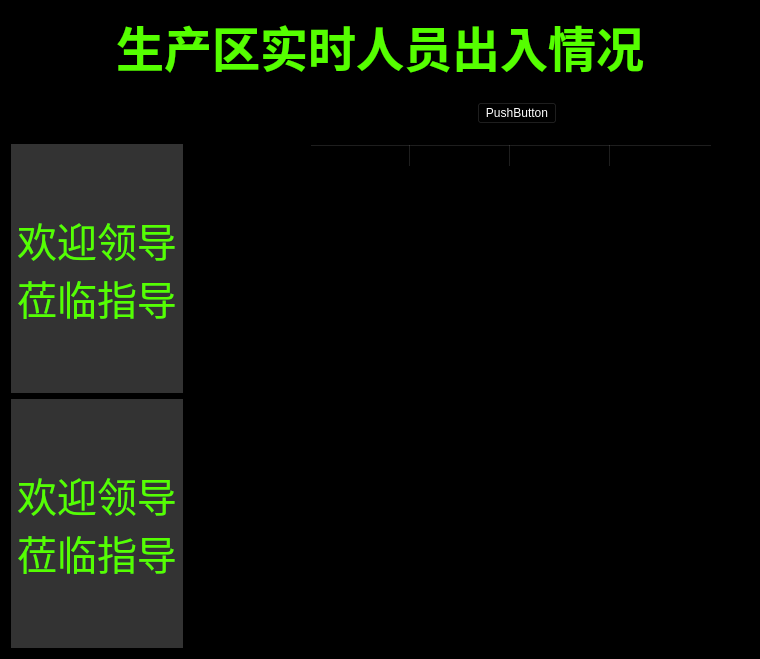
The window that facerecognitionstatistics.ui (YongGuangLi/FaceRecognitionStatistics) describes before a commit, drawn with Qt 5.
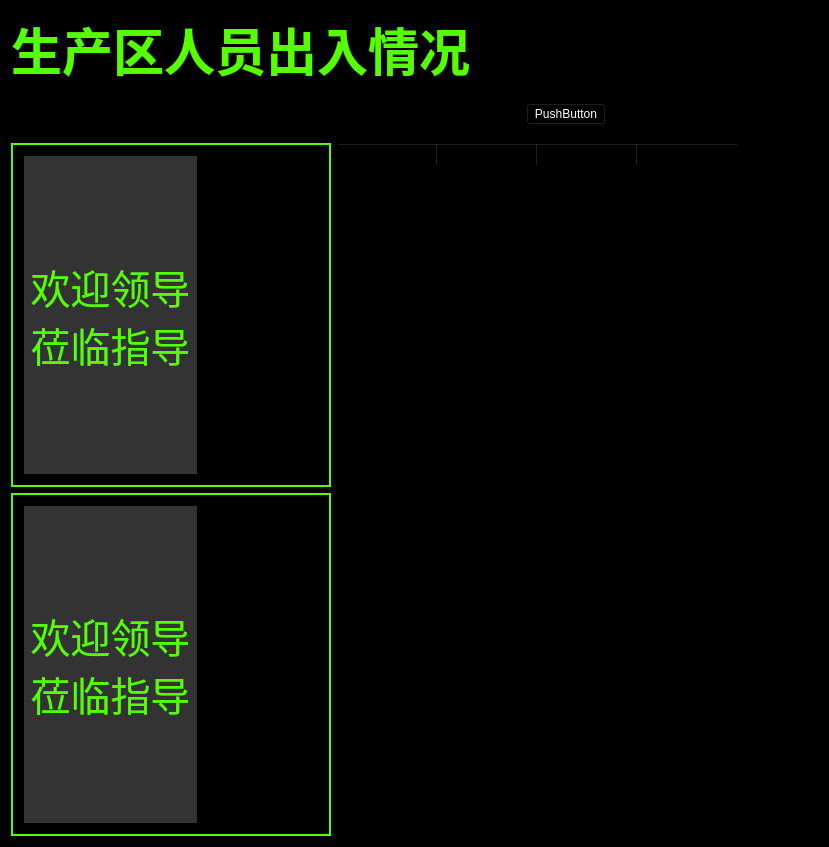
The same window after the commit.

Patch:
```diff
--- a/facerecognitionstatistics.ui
+++ b/facerecognitionstatistics.ui
@@ -6,8 +6,8 @@
    <rect>
     <x>0</x>
     <y>0</y>
-    <width>760</width>
-    <height>659</height>
+    <width>829</width>
+    <height>847</height>
    </rect>
   </property>
   <property name="windowTitle">
@@ -22,7 +22,7 @@
      <property name="font">
       <font>
        <family>宋体</family>
-       <pointsize>36</pointsize>
+       <pointsize>38</pointsize>
        <weight>75</weight>
        <bold>true</bold>
       </font>
@@ -31,10 +31,10 @@
       <string notr="true">color: rgb(85, 255, 0);</string>
      </property>
      <property name="text">
-      <string>生产区实时人员出入情况</string>
+      <string>生产区人员出入情况</string>
      </property>
      <property name="alignment">
-      <set>Qt::AlignCenter</set>
+      <set>Qt::AlignLeading|Qt::AlignLeft|Qt::AlignVCenter</set>
      </property>
     </widget>
    </item>
@@ -68,7 +68,7 @@
        <property name="font">
         <font>
          <family>宋体</family>
-         <pointsize>28</pointsize>
+         <pointsize>25</pointsize>
         </font>
        </property>
        <property name="styleSheet">
@@ -89,11 +89,25 @@
      <item>
       <layout class="QVBoxLayout" name="verticalLayout_4">
        <item>
+        <widget class="QFrame" name="frame_1">
+         <property name="sizePolicy">
+          <sizepolicy hsizetype="Expanding" vsizetype="Expanding">
+           <horstretch>0</horstretch>
+           <verstretch>0</verstretch>
+          </sizepolicy>
+         </property>
+         <property name="styleSheet">
+          <string notr="true">QFrame#frame_1{
+border-width: 2px;
+border-style: solid;
+border-color:  rgb(85, 255, 0);
+}</string>
+         </property>
         <layout class="QHBoxLayout" name="horizontalLayout" stretch="3,2">
          <item>
           <widget class="QLabel" name="label_picture1">
            <property name="sizePolicy">
-            <sizepolicy hsizetype="Preferred" vsizetype="Preferred">
+             <sizepolicy hsizetype="Expanding" vsizetype="Expanding">
              <horstretch>0</horstretch>
              <verstretch>0</verstretch>
             </sizepolicy>
@@ -244,13 +258,28 @@
           </layout>
          </item>
         </layout>
+        </widget>
        </item>
        <item>
-        <layout class="QGridLayout" name="gridLayout" columnstretch="3,2">
-         <item row="0" column="0">
+        <widget class="QFrame" name="frame_2">
+         <property name="sizePolicy">
+          <sizepolicy hsizetype="Expanding" vsizetype="Expanding">
+           <horstretch>0</horstretch>
+           <verstretch>0</verstretch>
+          </sizepolicy>
+         </property>
+         <property name="styleSheet">
+          <string notr="true">QFrame#frame_2{
+border-width: 2px;
+border-style: solid;
+border-color:  rgb(85, 255, 0);
+}</string>
+         </property>
+         <layout class="QHBoxLayout" name="horizontalLayout_4" stretch="3,2">
+          <item>
           <widget class="QLabel" name="label_picture2">
            <property name="sizePolicy">
-            <sizepolicy hsizetype="Preferred" vsizetype="Expanding">
+             <sizepolicy hsizetype="Expanding" vsizetype="Expanding">
              <horstretch>0</horstretch>
              <verstretch>0</verstretch>
             </sizepolicy>
@@ -274,7 +303,7 @@
            </property>
           </widget>
          </item>
-         <item row="0" column="1">
+          <item>
           <layout class="QVBoxLayout" name="verticalLayout_2" stretch="1,1,1,1,2">
            <item>
             <widget class="QLabel" name="label_department2">
@@ -403,6 +432,7 @@
           </layout>
          </item>
         </layout>
+        </widget>
        </item>
       </layout>
      </item>
```
Lines whose indentation alone changed are shown as unchanged.
